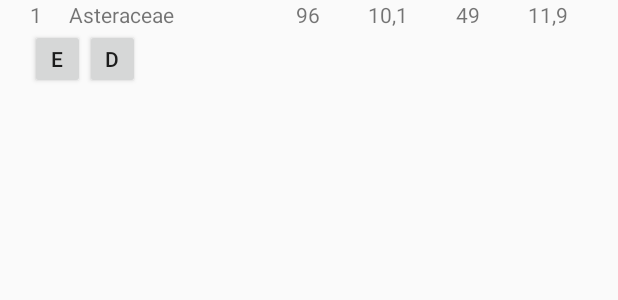
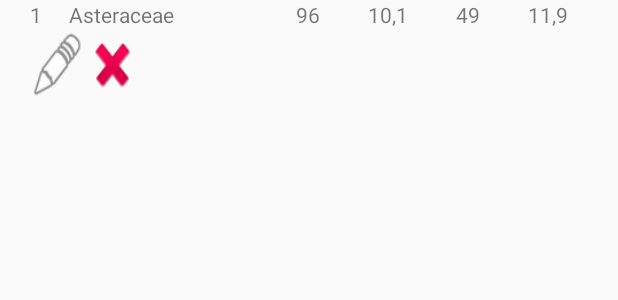
Before and after one commit to Yanov-P/BasicSQLCRUD, an Android app: the layout list_item.xml on its own in the app's theme, with its tools: preview values and no code run, on a phone screen of 412 x 824 dp. Shown: the top 300 px of the screen. Run offline under Robolectric (Android 15) with nearby library versions, the phone set to English and light mode, and no system bars.

Commit message:
вывод ошибки при не правильном вводе и поменял иконки

```diff
--- a/app/src/main/res/layout/activity_row.xml
+++ b/app/src/main/res/layout/activity_row.xml
@@ -44,6 +44,6 @@
             android:layout_width="wrap_content"
             android:layout_height="wrap_content"
             android:layout_marginTop="20dp"
-            android:text="Add/Edit" />
+            android:text="Save" />
 
 </LinearLayout>
--- a/app/src/main/res/layout/list_item.xml
+++ b/app/src/main/res/layout/list_item.xml
@@ -66,17 +66,18 @@
             android:weightSum="10">
         <Button
                 android:id="@+id/btn_edit"
-                android:text="Edit"
+                android:text=" "
+
                 android:layout_width="0dp"
-                android:layout_height="40dp"
-                android:layout_weight="1"/>
+                android:layout_height="match_parent"
+                android:layout_weight="1" android:background="@android:drawable/ic_menu_edit"/>
 
         <Button
                 android:id="@+id/btn_delete"
-                android:text="Delete"
+                android:text=" "
                 android:layout_width="0dp"
-                android:layout_height="40dp"
-                android:layout_weight="1"/>
+                android:layout_height="match_parent"
+                android:layout_weight="1" android:background="@android:drawable/ic_delete"/>
     </LinearLayout>
 
 </LinearLayout>
```
Also changed, not shown: app/src/main/java/su/arq/basicsqlcrud/RowActivity.kt (+11 -5 lines).
